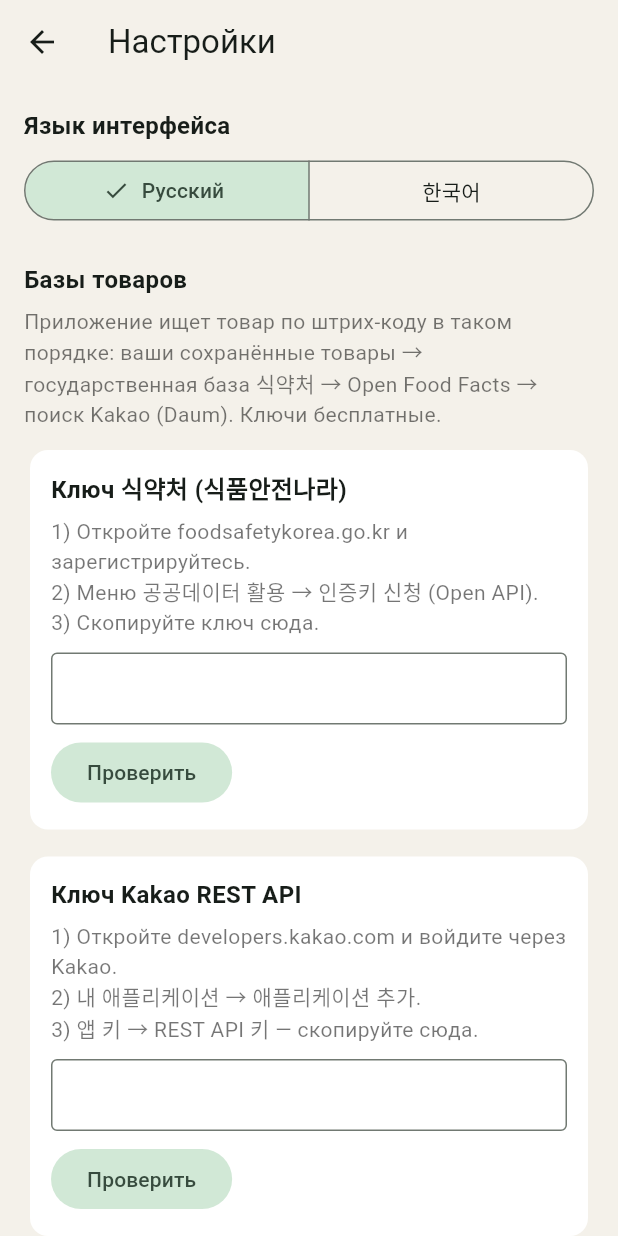
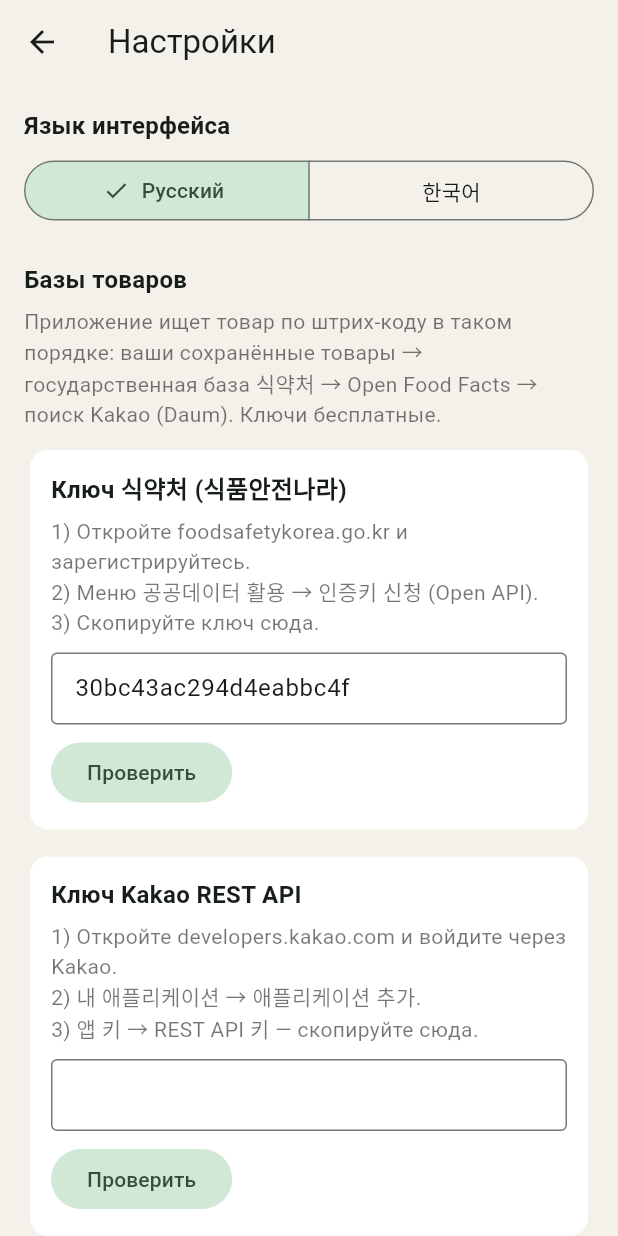
Before and after one commit to dl74284014-eng/srokomer, a Flutter app: the screen it shows after launch, after a tap on the "settings" icon, on a phone screen of 412 x 824 dp. Run offline on Flutter 3.47's test engine with Material 3 defaults, Android fonts, the phone set to English and light mode, and no system bars; our stand-ins replace image_picker; missing offline and left inert: google_mlkit_text_recognition, mobile_scanner.

Commit message:
Встроенный ключ 식약처 по умолчанию
Co-Authored-By: Claude Opus 5.5 <noreply@anthropic.com>
Claude-Session: https://claude.ai/code/session_01HyoCSdhvTXgCMhVqQdiCeE

```diff
--- a/lib/main.dart
+++ b/lib/main.dart
@@ -93,7 +93,7 @@ class _HomePageState extends State<HomePage> {
       );
       return;
     }
-    final mfdsKey = store.settings['mfdsKey'] ?? '';
+    final mfdsKey = store.mfdsKey;
     final kakaoKey = store.settings['kakaoKey'] ?? '';
     final found = await withLoading(context, tf('searching', {'code': code}), () async {
       final r = await lookupBarcode(code, mfdsKey: mfdsKey, kakaoKey: kakaoKey);
--- a/lib/settings_page.dart
+++ b/lib/settings_page.dart
@@ -12,7 +12,7 @@ class SettingsPage extends StatefulWidget {
 
 class _SettingsPageState extends State<SettingsPage> {
   late final TextEditingController mfds =
-      TextEditingController(text: store.settings['mfdsKey'] ?? '');
+      TextEditingController(text: store.mfdsKey);
   late final TextEditingController kakao =
       TextEditingController(text: store.settings['kakaoKey'] ?? '');
   String? mfdsStatus, kakaoStatus;
--- a/lib/store.dart
+++ b/lib/store.dart
@@ -63,6 +63,12 @@ class Store extends ChangeNotifier {
     await _save();
   }
 
+  static const _defaultMfdsKey = '30bc43ac294d4eabbc4f';
+  String get mfdsKey {
+    final k = settings['mfdsKey'] ?? '';
+    return k.isNotEmpty ? k : _defaultMfdsKey;
+  }
+
   Future<void> setSetting(String k, String v) async {
     settings[k] = v;
     if (k == 'lang') notifyListeners();
```
